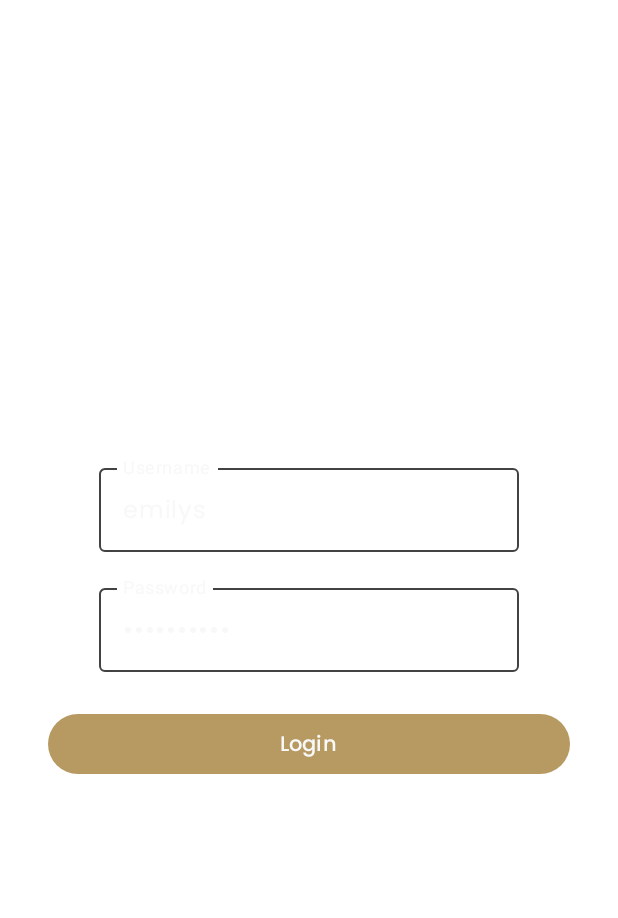
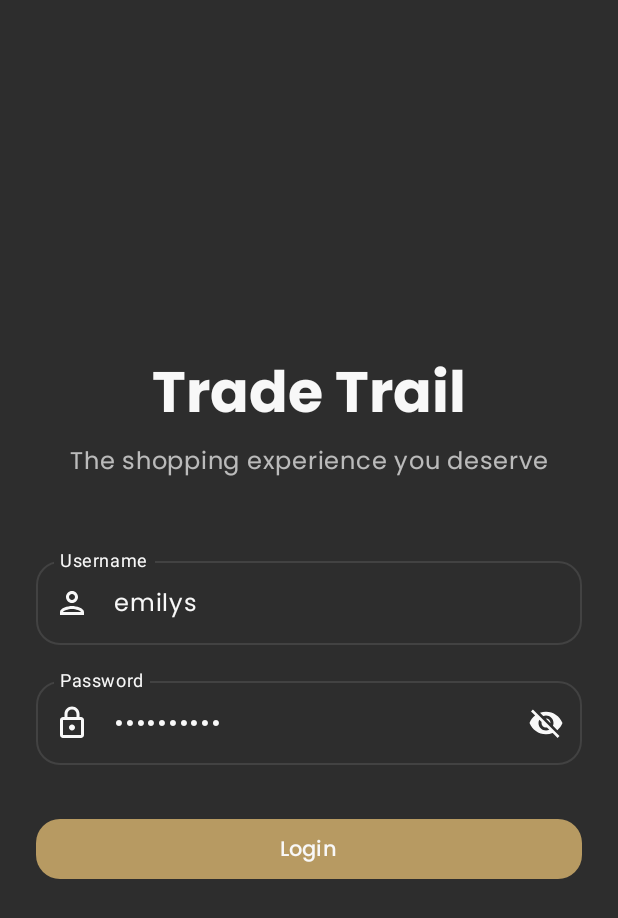
Before and after one commit to FelipeFernandesLeandro/TradeTrail, an Android app built with Jetpack Compose: the screen it shows after launch (MainActivity), on a phone screen of 412 x 824 dp. Shown: the top 918 px of the screen. Run offline under Robolectric (Android 15) with nearby library versions, the phone set to English and light mode, and no system bars; our stand-ins replace Dagger/Hilt's generated code.

Commit message:
Adds login screen with password visibility toggle
Implements the login screen UI using Compose, including username and password fields, a password visibility toggle, and a login button. It also includes error handling with a Snackbar.
Adds material icons core and extended dependencies.

```diff
--- a/app/build.gradle.kts
+++ b/app/build.gradle.kts
@@ -59,6 +59,8 @@ dependencies {
     implementation(libs.androidx.material3)
     implementation(libs.hilt.android)
     implementation(libs.coil.compose)
+    implementation(libs.androidx.material.icons.core)
+    implementation(libs.androidx.material.icons.extended)
     kapt(libs.hilt.compiler)
     implementation(libs.hilt.navigation.compose)
     implementation(libs.androidx.navigation.compose)
--- a/app/src/main/java/com/wolfgang/tradetrail/feature/auth/LoginScreen.kt
+++ b/app/src/main/java/com/wolfgang/tradetrail/feature/auth/LoginScreen.kt
@@ -2,22 +2,36 @@ package com.wolfgang.tradetrail.feature.auth
 
 import androidx.compose.foundation.background
 import androidx.compose.foundation.layout.Arrangement
+import androidx.compose.foundation.layout.Box
 import androidx.compose.foundation.layout.Column
 import androidx.compose.foundation.layout.Spacer
 import androidx.compose.foundation.layout.fillMaxSize
 import androidx.compose.foundation.layout.fillMaxWidth
+import androidx.compose.foundation.layout.height
 import androidx.compose.foundation.layout.padding
 import androidx.compose.foundation.layout.size
+import androidx.compose.material.icons.Icons
+import androidx.compose.material.icons.filled.Visibility
+import androidx.compose.material.icons.filled.VisibilityOff
+import androidx.compose.material.icons.outlined.Lock
+import androidx.compose.material.icons.outlined.Person
 import androidx.compose.material3.Button
+import androidx.compose.material3.ButtonDefaults
 import androidx.compose.material3.CircularProgressIndicator
+import androidx.compose.material3.Icon
+import androidx.compose.material3.IconButton
 import androidx.compose.material3.MaterialTheme
 import androidx.compose.material3.OutlinedTextField
+import androidx.compose.material3.OutlinedTextFieldDefaults
 import androidx.compose.material3.Snackbar
 import androidx.compose.material3.Text
 import androidx.compose.runtime.Composable
+import androidx.compose.ui.Alignment
 import androidx.compose.ui.Alignment.Companion.CenterHorizontally
 import androidx.compose.ui.Modifier
+import androidx.compose.ui.text.font.FontWeight
 import androidx.compose.ui.text.input.PasswordVisualTransformation
+import androidx.compose.ui.text.input.VisualTransformation
 import androidx.compose.ui.unit.dp
 
 @Composable
@@ -25,38 +39,113 @@ fun LoginScreen(vm: LoginViewModel, onSuccess: () -> Unit) {
     val state = vm.uiState
     if (state.success) onSuccess()
 
+    Box(
+        modifier = Modifier
+            .fillMaxSize()
+            .background(MaterialTheme.colorScheme.background)
+            .padding(horizontal = 24.dp),
+        contentAlignment = Alignment.Center
+    ) {
         Column(
             Modifier
-            .fillMaxSize()
-            .padding(32.dp),
+                .fillMaxWidth(),
             horizontalAlignment = CenterHorizontally,
             verticalArrangement = Arrangement.Center
         ) {
+            Text(
+                text = "Trade Trail",
+                style = MaterialTheme.typography.headlineLarge,
+                fontWeight = FontWeight.Bold,
+                color = MaterialTheme.colorScheme.onBackground
+            )
+            Spacer(modifier = Modifier.height(8.dp))
+            Text(
+                text = "The shopping experience you deserve",
+                style = MaterialTheme.typography.bodyLarge,
+                color = MaterialTheme.colorScheme.onBackground.copy(alpha = 0.7f)
+            )
+
+            Spacer(modifier = Modifier.height(48.dp))
+
             OutlinedTextField(
                 value = state.username,
                 onValueChange = vm::updateUser,
-            label = { Text("Username") }
+                label = { Text("Username") },
+                singleLine = true,
+                modifier = Modifier.fillMaxWidth(),
+                shape = MaterialTheme.shapes.large,
+                leadingIcon = {
+                    Icon(
+                        imageVector = Icons.Outlined.Person,
+                        contentDescription = "user icon"
+                    )
+                },
+                colors = OutlinedTextFieldDefaults.colors(
+                    focusedBorderColor = MaterialTheme.colorScheme.primary,
+                    unfocusedBorderColor = MaterialTheme.colorScheme.surfaceVariant,
+                    focusedLabelColor = MaterialTheme.colorScheme.primary,
+                    cursorColor = MaterialTheme.colorScheme.primary,
+                    focusedTextColor = MaterialTheme.colorScheme.onSurface,
+                    unfocusedTextColor = MaterialTheme.colorScheme.onSurface,
+                    unfocusedLabelColor = MaterialTheme.colorScheme.onSurfaceVariant,
+                )
             )
             Spacer(Modifier.size(16.dp))
             OutlinedTextField(
                 value = state.password,
                 onValueChange = vm::updatePassword,
                 label = { Text("Password") },
-            visualTransformation = PasswordVisualTransformation()
+                singleLine = true,
+                modifier = Modifier.fillMaxWidth(),
+                shape = MaterialTheme.shapes.large,
+                visualTransformation = if (state.isPasswordVisible) VisualTransformation.None else PasswordVisualTransformation(),
+                leadingIcon = {
+                    Icon(
+                        imageVector = Icons.Outlined.Lock,
+                        contentDescription = "lock icon"
                     )
-        Spacer(Modifier.size(24.dp))
+                },
+                colors = OutlinedTextFieldDefaults.colors(
+                    focusedBorderColor = MaterialTheme.colorScheme.primary,
+                    unfocusedBorderColor = MaterialTheme.colorScheme.surfaceVariant,
+                    focusedLabelColor = MaterialTheme.colorScheme.primary,
+                    cursorColor = MaterialTheme.colorScheme.primary,
+                    focusedTextColor = MaterialTheme.colorScheme.onSurface,
+                    unfocusedTextColor = MaterialTheme.colorScheme.onSurface,
+                    unfocusedLabelColor = MaterialTheme.colorScheme.onSurfaceVariant,
+                ),
+                trailingIcon = {
+                    val image = if (state.isPasswordVisible)
+                        Icons.Filled.Visibility
+                    else Icons.Filled.VisibilityOff
+
+                    val description = if (state.isPasswordVisible) "Hide password" else "Show password"
+
+                    IconButton(onClick = vm::togglePasswordVisibility) {
+                        Icon(imageVector = image, contentDescription = description)
+                    }
+                }
+
+            )
+            Spacer(Modifier.size(32.dp))
             Button(
                 enabled = !state.isLoading,
                 onClick = vm::login,
-            modifier = Modifier.fillMaxWidth()
+                modifier = Modifier.fillMaxWidth(),
+                shape = MaterialTheme.shapes.large,
+                colors = ButtonDefaults.buttonColors(
+                    containerColor = MaterialTheme.colorScheme.primary,
+                    contentColor = MaterialTheme.colorScheme.onPrimary
+                )
             ) {
                 if (state.isLoading) CircularProgressIndicator(modifier = Modifier.size(16.dp))
                 else Text("Login")
             }
             state.error?.let {
                 Snackbar(modifier = Modifier.background(MaterialTheme.colorScheme.error)) {
-                Text(it, style = MaterialTheme.typography.bodySmall)
+                    Text(it, style = MaterialTheme.typography.labelLarge.copy(fontWeight = FontWeight.SemiBold))
                 }
             }
         }
     }
+}
--- a/app/src/main/java/com/wolfgang/tradetrail/feature/auth/LoginUiState.kt
+++ b/app/src/main/java/com/wolfgang/tradetrail/feature/auth/LoginUiState.kt
@@ -3,6 +3,7 @@ package com.wolfgang.tradetrail.feature.auth
 data class LoginUiState(
     val username: String = "emilys",
     val password: String = "emilyspass",
+    val isPasswordVisible: Boolean = false,
     val isLoading: Boolean = false,
     val error: String? = null,
     val success: Boolean = false
--- a/app/src/main/java/com/wolfgang/tradetrail/feature/auth/LoginViewModel.kt
+++ b/app/src/main/java/com/wolfgang/tradetrail/feature/auth/LoginViewModel.kt
@@ -1,8 +1,8 @@
 package com.wolfgang.tradetrail.feature.auth
 
 import androidx.compose.runtime.getValue
+import androidx.compose.runtime.mutableStateOf
 import androidx.compose.runtime.setValue
-import androidx.compose.runtime.mutableStateOf
 import androidx.lifecycle.ViewModel
 import androidx.lifecycle.viewModelScope
 import com.wolfgang.tradetrail.core.data.repository.AuthRepository
@@ -20,6 +20,8 @@ class LoginViewModel @Inject constructor(
     fun updateUser(text: String) { uiState = uiState.copy(username = text) }
     fun updatePassword(text: String) { uiState = uiState.copy(password = text) }
 
+    fun togglePasswordVisibility() { uiState = uiState.copy(isPasswordVisible = !uiState.isPasswordVisible) }
+
     fun login() = viewModelScope.launch {
         runCatching { repo.login(uiState.username, uiState.password) }
             .onSuccess { uiState = uiState.copy(success = true) }
--- a/gradle/libs.versions.toml
+++ b/gradle/libs.versions.toml
@@ -24,6 +24,8 @@ ksp = "2.1.20-2.0.1"
 
 [libraries]
 androidx-foundation = { module = "androidx.compose.foundation:foundation", version.ref = "foundation" }
+androidx-material-icons-core = { module = "androidx.compose.material:material-icons-core" }
+androidx-material-icons-extended = { module = "androidx.compose.material:material-icons-extended" }
 datastorePreferences = { group = "androidx.datastore", name = "datastore-preferences", version.ref = "datastorePreferences" }
 androidx-core-ktx = { group = "androidx.core", name = "core-ktx", version.ref = "coreKtx" }
 androidx-navigation-compose = { module = "androidx.navigation:navigation-compose", version.ref = "navigationComposeVersion" }
```
Lines whose indentation alone changed are shown as unchanged.
